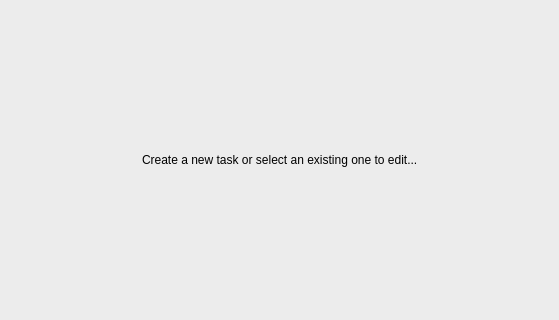
First picture: the form in App/dialogs/mainwindow.ui, repository otsakir/lisa-backup, before the edit; both pictures show x 229 to 788 and y 201 to 521 of the 1000 by 699 pixel window.
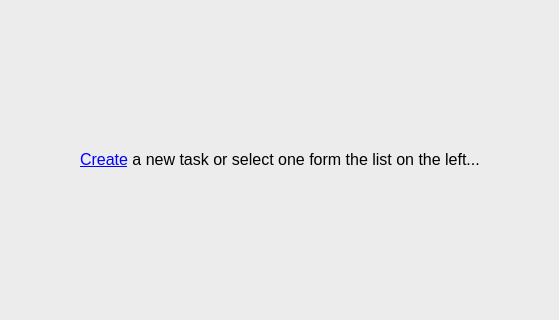
Second picture: the form after the edit. The open tabs and pages were chosen to show the change. Icons and pictures are not drawn.

Commit message: Start a new task from label as a hyperlink

```diff
--- a/App/dialogs/mainwindow.ui
+++ b/App/dialogs/mainwindow.ui
@@ -453,8 +453,13 @@
                      <verstretch>0</verstretch>
                     </sizepolicy>
                    </property>
+                   <property name="font">
+                    <font>
+                     <pointsize>12</pointsize>
+                    </font>
+                   </property>
                    <property name="text">
-                    <string>Create a new task or select an existing one to edit...</string>
+                    <string>&lt;a href=&quot;create_task&quot;&gt;Create&lt;/a&gt; a new task or select one form the list on the left...</string>
                    </property>
                   </widget>
                  </item>
```
The commit also changes 1 other file.
